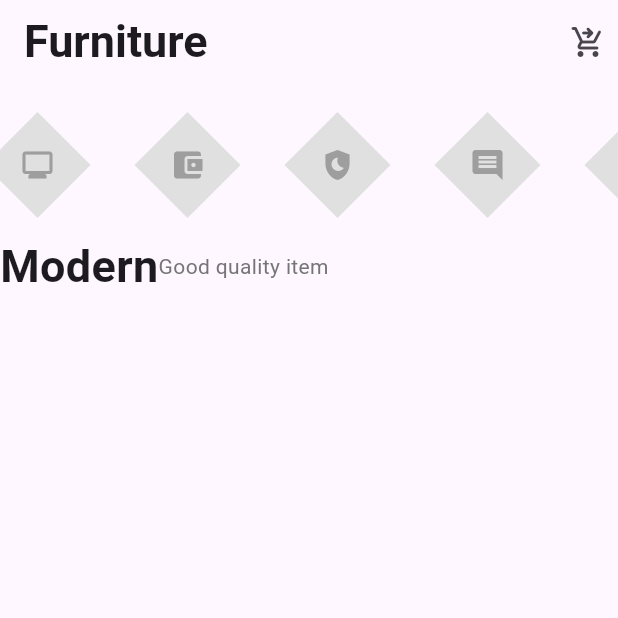
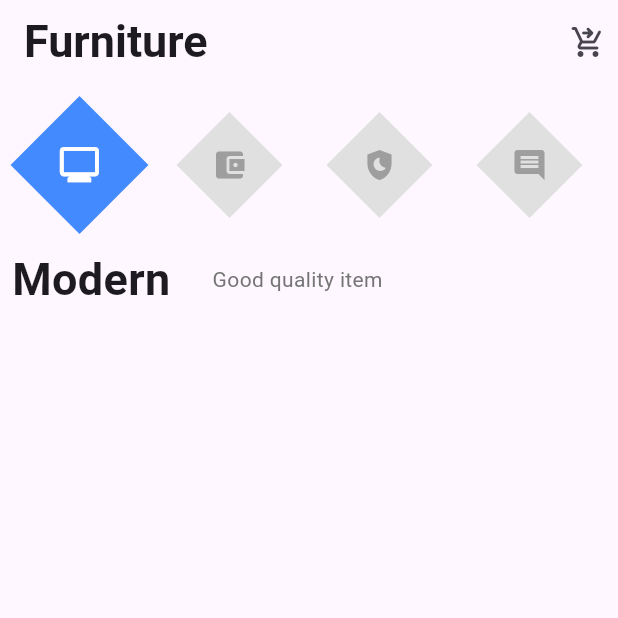
Before and after one commit to GDSC-CAU/GDSC-CAU-Flutter-Study-23-1, a Flutter app: the screen it shows after launch, swiped to page 2, on a phone screen of 412 x 824 dp, the top half of it. Run offline on Flutter 3.47's test engine with Material 2 defaults, Android fonts, the phone set to English and light mode, and no system bars.

Commit message:
first button grow up

```diff
--- a/sangyun_lee/lib/pages/secondpage.dart
+++ b/sangyun_lee/lib/pages/secondpage.dart
@@ -1,3 +1,5 @@
+import 'dart:math' as math;
+
 import 'package:flutter/material.dart';
 import 'package:sangyun_lee/widgets/diamondbutton.dart';
 
@@ -9,35 +11,70 @@ class SecondPage extends StatelessWidget {
     return SingleChildScrollView(
       child: Column(
         children: [
-          const SingleChildScrollView(
+          SingleChildScrollView(
             scrollDirection: Axis.horizontal,
+            child: Padding(
+              padding: const EdgeInsets.symmetric(horizontal: 8.0),
               child: SizedBox(
                 height: 100,
                 child: Row(
                   children: [
-                  DiamondButton(icon: Icon(Icons.monitor)),
-                  DiamondButton(icon: Icon(Icons.account_balance_wallet)),
-                  DiamondButton(icon: Icon(Icons.shield_moon)),
-                  DiamondButton(icon: Icon(Icons.comment)),
-                  DiamondButton(icon: Icon(Icons.backpack)),
+                    Padding(
+                      padding: const EdgeInsets.only(
+                        right: 50.0,
+                        left: 20.0,
+                        top: 8.0,
+                      ),
+                      child: Transform.scale(
+                        scale: 1.3,
+                        child: Transform.rotate(
+                          angle: -math.pi / 4,
+                          child: Container(
+                            width: 50,
+                            height: 50,
+                            color: Colors.blueAccent,
+                            child: Transform.rotate(
+                              angle: math.pi / 4,
+                              child: IconButton(
+                                onPressed: () {},
+                                icon: const Icon(Icons.monitor),
+                                color: Colors.white,
+                              ),
+                            ),
+                          ),
+                        ),
+                      ),
+                    ),
+                    const DiamondButton(
+                        icon: Icon(Icons.account_balance_wallet)),
+                    const DiamondButton(icon: Icon(Icons.shield_moon)),
+                    const DiamondButton(icon: Icon(Icons.comment)),
+                    const DiamondButton(icon: Icon(Icons.backpack)),
                   ],
+                ),
               ),
             ),
           ),
           Row(
             mainAxisAlignment: MainAxisAlignment.start,
             children: [
-              const Text(
+              const Padding(
+                padding: EdgeInsets.all(8.0),
+                child: Text(
                   "Modern",
                   style: TextStyle(
                     fontSize: 30,
                     fontWeight: FontWeight.bold,
                   ),
                 ),
-              Text(
+              ),
+              Padding(
+                padding: const EdgeInsets.all(20.0),
+                child: Text(
                   "Good quality item",
                   style: TextStyle(
                     color: Colors.grey.shade600,
+                  ),
                 ),
               )
             ],
```
Lines whose indentation alone changed are shown as unchanged.
